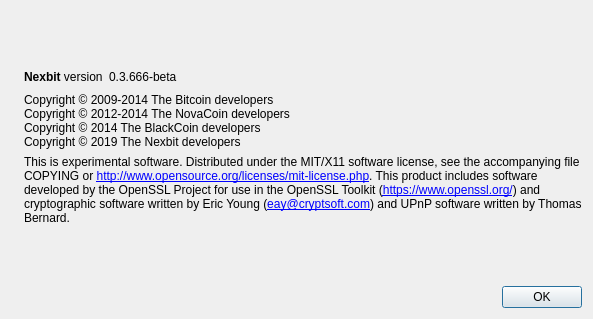
Before: the Qt Designer form source/src/qt/forms/aboutdialog.ui in nexbitproject/nexbit, drawn with Qt 5.
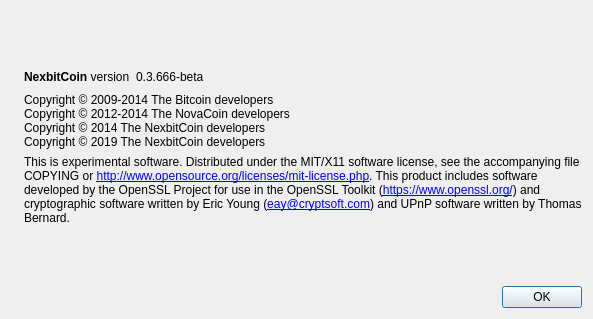
After: the same form once the commit is applied. Icons and pictures are not drawn.

What changed in the file:
```diff
--- a/source/src/qt/forms/aboutdialog.ui
+++ b/source/src/qt/forms/aboutdialog.ui
@@ -50,7 +50,7 @@
           <cursorShape>IBeamCursor</cursorShape>
          </property>
          <property name="text">
-          <string>&lt;b&gt;Nexbit&lt;/b&gt; version</string>
+          <string>&lt;b&gt;NexbitCoin&lt;/b&gt; version</string>
          </property>
          <property name="textInteractionFlags">
           <set>Qt::LinksAccessibleByMouse|Qt::TextSelectableByKeyboard|Qt::TextSelectableByMouse</set>
@@ -93,8 +93,8 @@
        <property name="text">
         <string>Copyright © 2009-2014 The Bitcoin developers
 Copyright © 2012-2014 The NovaCoin developers
-Copyright © 2014 The BlackCoin developers
-Copyright © 2019 The Nexbit developers</string>
+Copyright © 2014 The NexbitCoin developers
+Copyright © 2019 The NexbitCoin developers</string>
        </property>
        <property name="textInteractionFlags">
         <set>Qt::LinksAccessibleByMouse|Qt::TextSelectableByKeyboard|Qt::TextSelectableByMouse</set>
```
Left out of the diff: 2 changed lines with no effect on the pictures.
